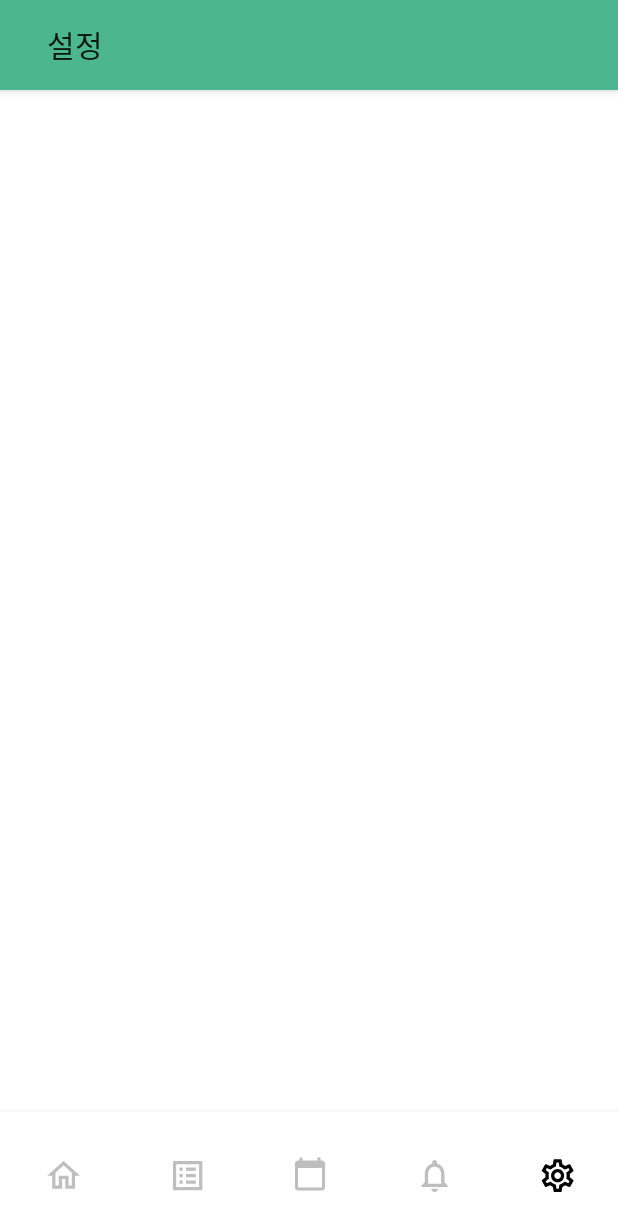
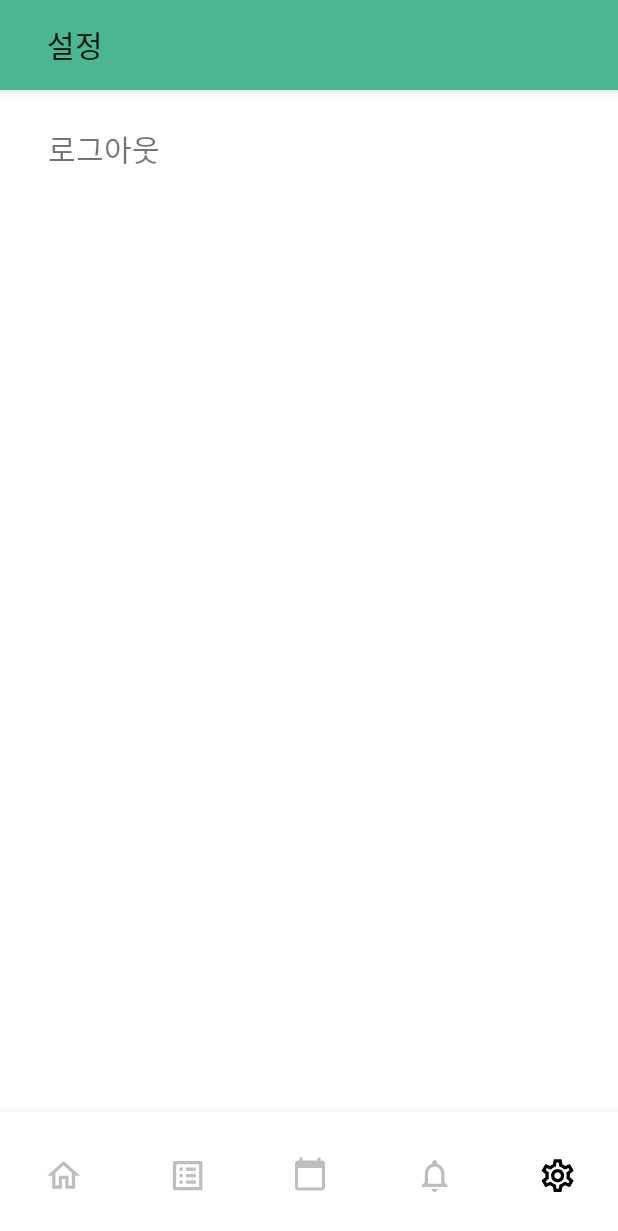
Before and after one commit to TeamOffOff/OffOff, an Android app: the SettingsFragment screen opened through its navigation route, on a phone screen of 412 x 824 dp. Shown: the top 1231 px of the screen. Run offline under Robolectric (Android 15) with nearby library versions, the light colour scheme and no system bars; our stand-ins replace Dagger/Hilt's generated code, navigation-ui.

Commit message:
로그아웃 기능 구현 - 해당 환경설정 화면은 임시

```diff
--- a/OffOff_Android/app/src/main/java/com/yuuuzzzin/offoff_android/view/ui/SettingsFragment.kt
+++ b/OffOff_Android/app/src/main/java/com/yuuuzzzin/offoff_android/view/ui/SettingsFragment.kt
@@ -1,17 +1,21 @@
 package com.yuuuzzzin.offoff_android.view.ui
 
+import android.content.Intent
 import android.os.Bundle
-import androidx.fragment.app.Fragment
 import android.view.LayoutInflater
 import android.view.View
 import android.view.ViewGroup
-import com.yuuuzzzin.offoff_android.R
-import com.yuuuzzzin.offoff_android.databinding.FragmentNotificationBinding
+import androidx.fragment.app.Fragment
+import com.yuuuzzzin.offoff_android.OffoffApplication
 import com.yuuuzzzin.offoff_android.databinding.FragmentSettingsBinding
+import com.yuuuzzzin.offoff_android.utils.Constants.toast
+import com.yuuuzzzin.offoff_android.view.ui.member.LoginActivity
 
 class SettingsFragment : Fragment() {
 
     private var mBinding : FragmentSettingsBinding? = null
+    private val binding get() = mBinding!!
+
 
     override fun onCreateView(
         inflater: LayoutInflater,
@@ -19,11 +23,23 @@ class SettingsFragment : Fragment() {
         savedInstanceState: Bundle?
     ): View? {
 
-        val binding = FragmentSettingsBinding.inflate(inflater, container, false)
+        mBinding = FragmentSettingsBinding.inflate(inflater, container, false)
 
-        mBinding = binding
+        initView()
 
         return mBinding?.root
+    }
+
+    private fun initView() {
+        binding.menuLogout.setOnClickListener {
+            OffoffApplication.pref.deleteToken() // 저장된 토큰 삭제
+
+            val intent = Intent(context, LoginActivity::class.java)
+            intent.addFlags(Intent.FLAG_ACTIVITY_CLEAR_TOP or Intent.FLAG_ACTIVITY_NEW_TASK or Intent.FLAG_ACTIVITY_CLEAR_TASK)
+            startActivity(intent)
+            requireActivity().finish()
+            requireContext().toast("로그아웃되었습니다.")
+        }
     }
 
     override fun onDestroyView() {
--- a/OffOff_Android/app/src/main/res/layout/fragment_settings.xml
+++ b/OffOff_Android/app/src/main/res/layout/fragment_settings.xml
@@ -1,12 +1,11 @@
 <?xml version="1.0" encoding="utf-8"?>
-<androidx.coordinatorlayout.widget.CoordinatorLayout
-    xmlns:android="http://schemas.android.com/apk/res/android"
+<androidx.coordinatorlayout.widget.CoordinatorLayout xmlns:android="http://schemas.android.com/apk/res/android"
+    xmlns:app="http://schemas.android.com/apk/res-auto"
     xmlns:tools="http://schemas.android.com/tools"
+    android:id="@+id/settingsFragment"
     android:layout_width="match_parent"
     android:layout_height="match_parent"
-    xmlns:app="http://schemas.android.com/apk/res-auto"
-    tools:context=".view.ui.SettingsFragment"
-    android:id="@+id/settingsFragment">
+    tools:context=".view.ui.SettingsFragment">
 
     <com.google.android.material.appbar.AppBarLayout
         android:layout_width="match_parent"
@@ -15,11 +14,11 @@
 
         <com.google.android.material.appbar.MaterialToolbar
             android:id="@+id/appbar_home"
+            style="@style/ThemeOverlay.MaterialComponents.Toolbar.Primary"
             android:layout_width="match_parent"
             android:layout_height="60dp"
-            app:title="@string/appbar_settings"
             android:layout_marginStart="15dp"
-            style="@style/ThemeOverlay.MaterialComponents.Toolbar.Primary"/>
+            app:title="@string/appbar_settings" />
 
     </com.google.android.material.appbar.AppBarLayout>
 
@@ -29,13 +28,28 @@
         android:layout_height="match_parent"
         app:layout_behavior="com.google.android.material.appbar.AppBarLayout$ScrollingViewBehavior">
 
-        <androidx.constraintlayout.widget.ConstraintLayout
+        <LinearLayout
             android:layout_width="match_parent"
-            android:layout_height="match_parent">
+            android:layout_height="match_parent"
+            android:orientation="vertical">
 
+            <LinearLayout
+                android:id="@+id/menu_logout"
+                android:layout_marginHorizontal="32dp"
+                android:layout_marginVertical="24dp"
+                android:layout_width="wrap_content"
+                android:layout_height="wrap_content"
+                android:orientation="vertical">
 
+                <TextView
+                    android:layout_width="wrap_content"
+                    android:layout_height="wrap_content"
+                    android:textSize="20sp"
+                    android:text="로그아웃"/>
 
-        </androidx.constraintlayout.widget.ConstraintLayout>
+            </LinearLayout>
+
+        </LinearLayout>
 
     </androidx.core.widget.NestedScrollView>
 
```
